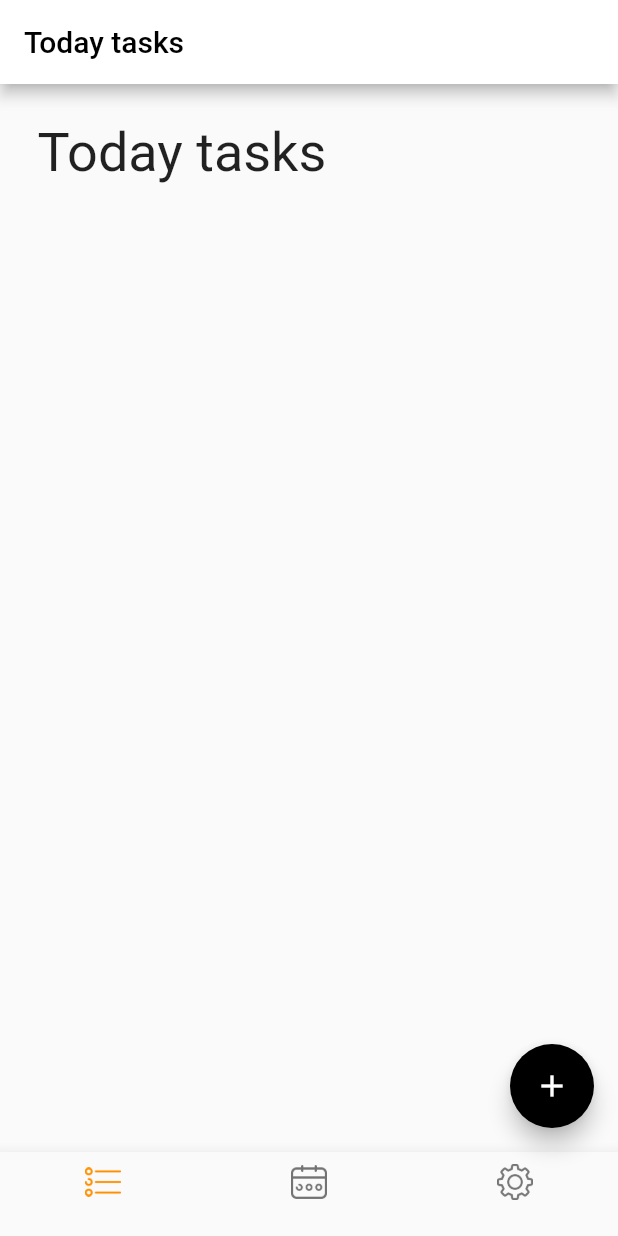
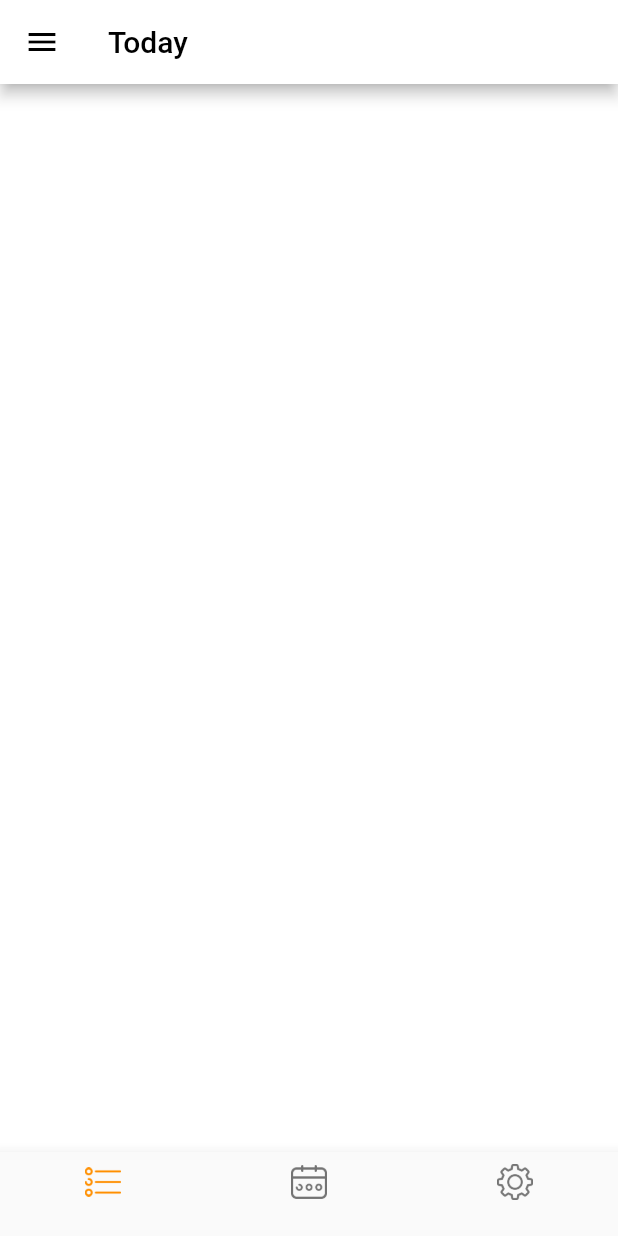
Before and after one commit to Dzhunko/prideapp, a Flutter app: the screen it shows after launch, on a phone screen of 412 x 824 dp. Run offline on Flutter 3.47's test engine with Material 2 defaults, Android fonts, the light colour scheme and no system bars; our stand-ins replace table_calendar; missing offline and left inert: date_utils.

Commit message:
Adding todolist

```diff
--- a/lib/main.dart
+++ b/lib/main.dart
@@ -1,7 +1,7 @@
 import 'package:flutter/material.dart';
-import './today.dart';
-import './month.dart';
-import './settings.dart';
+import './pages/today.dart';
+import './pages/month.dart';
+import './pages/settings.dart';
 import 'package:date_utils/date_utils.dart';
 import 'package:intl/date_symbol_data_local.dart';
 import 'package:table_calendar/table_calendar.dart';
@@ -24,6 +24,11 @@ class MyApp extends StatefulWidget {
 
 class MyAppState extends State<MyApp> {
   int _selectedPage = 0;
+  final _pageTitle=[
+    'Today',
+    'Month',
+    'Settings',
+  ];
   final _pageOptions= [
     //ToDayPageState(),
     ToDayPage(),
@@ -40,6 +45,14 @@ class MyAppState extends State<MyApp> {
         primaryTextTheme: TextTheme(title: TextStyle(color: Colors.black)),
       ),
       home: Scaffold(
+        appBar: AppBar(
+          iconTheme: IconThemeData(color: Colors.black),
+          title: Text(_pageTitle[_selectedPage]),
+          backgroundColor: Colors.white,
+        ),
+        drawer: Drawer(
+          child: ListView(),
+        ),
         backgroundColor: Colors.white,
         body:  _pageOptions[_selectedPage],
         bottomNavigationBar: BottomNavigationBar(
@@ -67,11 +80,7 @@ class MyAppState extends State<MyApp> {
             ),
           ],
         ),
-        floatingActionButton: new FloatingActionButton(
-          onPressed: (){},
-          backgroundColor: Colors.black,
-          child: new Icon(Icons.add),
-          ),
+
       ),
     );
   }
--- a/lib/settings.dart
+++ b/lib/pages/settings.dart
@@ -5,14 +5,15 @@ import 'package:flutter/material.dart';
 class SettingsPageState extends StatelessWidget {
   @override
   Widget build (BuildContext context){
-    return Scaffold(appBar: AppBar(
+    return Scaffold(/*appBar: AppBar(
     title: Text('Settings'),
     backgroundColor: Colors.white
-    ),
+    ),*/
     body: Container(
       padding: EdgeInsets.all(25.0),
       child: Text('Settings', style: TextStyle(fontSize: 36.0),),
     )
+
     );
   }
 }
--- a/lib/today.dart
+++ /dev/null
@@ -1,23 +0,0 @@
-import 'package:flutter/material.dart';
-
-class ToDayPage extends StatefulWidget {
-  @override
-  ToDayPageState createState() => ToDayPageState();
-}
-
-class ToDayPageState extends State<ToDayPage>{
-  @override
-  Widget build (BuildContext context){
-    return Scaffold(appBar: AppBar(
-    title: Text('Today tasks'),
-    backgroundColor: Colors.white
-    ),
-
-
-    body: Container(
-      padding: EdgeInsets.all(25.0),
-      child: Text('Today tasks', style: TextStyle(fontSize: 36.0),),
-    ),
-    );
-  }
-}
--- a/pubspec.yaml
+++ b/pubspec.yaml
@@ -19,6 +19,9 @@ environment:
 
 
 dependencies:
+  sqflite: ">=0.8.5"
+  path_provider: any
+  intl: "^0.15.6"
   flutter_calendar: ^0.0.8
   table_calendar: ^1.2.5
   flutter:
```
Also changed, not shown: lib/model/nodo_tem.dart (added, +58 -0 lines), lib/pages/month.dart (renamed from lib/month.dart, +8 -6 lines), lib/pages/today.dart (added, +26 -0 lines), lib/ui/todo_screen.dart (added, +16 -0 lines), 15 other files.
